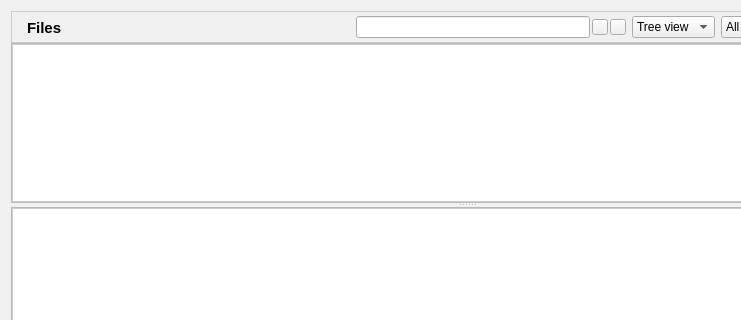
Qt form retroshare-gui/src/gui/SharedFilesDialog.ui (RetroShare/RetroShare) before a commit; both pictures show x 0 to 741 and y 0 to 320 of the 934 by 402 pixel window.
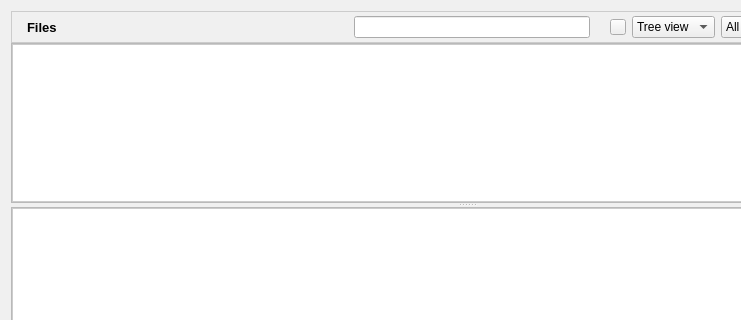
The same form after that commit. Icons and pictures are not drawn.

Commit message: Removed some unnecessary style sheets.

What changed in the file:
```diff
--- a/retroshare-gui/src/gui/SharedFilesDialog.ui
+++ b/retroshare-gui/src/gui/SharedFilesDialog.ui
@@ -557,14 +557,12 @@
          <font>
           <family>Arial</family>
           <pointsize>10</pointsize>
+          <weight>75</weight>
+          <bold>true</bold>
          </font>
         </property>
         <property name="text">
-         <string>&lt;!DOCTYPE HTML PUBLIC &quot;-//W3C//DTD HTML 4.0//EN&quot; &quot;http://www.w3.org/TR/REC-html40/strict.dtd&quot;&gt;
-&lt;html&gt;&lt;head&gt;&lt;meta name=&quot;qrichtext&quot; content=&quot;1&quot; /&gt;&lt;style type=&quot;text/css&quot;&gt;
-p, li { white-space: pre-wrap; }
-&lt;/style&gt;&lt;/head&gt;&lt;body style=&quot; font-family:'Arial'; font-size:11pt; font-weight:400; font-style:normal;&quot;&gt;
-&lt;p style=&quot; margin-top:0px; margin-bottom:0px; margin-left:0px; margin-right:0px; -qt-block-indent:0; text-indent:0px;&quot;&gt;&lt;span style=&quot; font-family:'MS Shell Dlg 2'; font-weight:600;&quot;&gt;Files&lt;/span&gt;&lt;/p&gt;&lt;/body&gt;&lt;/html&gt;</string>
+         <string>Files</string>
         </property>
        </widget>
       </item>
@@ -767,12 +765,12 @@
           <property name="toolTip">
            <string>Start Search</string>
           </property>
-          <property name="styleSheet">
-           <string notr="true">QPushButton
-{
- border-image: url(:/images/start.png) 
-}
-</string>
+          <property name="icon">
+           <iconset resource="images.qrc">
+            <normaloff>:/images/start.png</normaloff>:/images/start.png</iconset>
+          </property>
+          <property name="flat">
+           <bool>true</bool>
           </property>
          </widget>
         </item>
```
Left out of the diff: 9 changed lines with no effect on the pictures. The commit also changes 14 other files.
